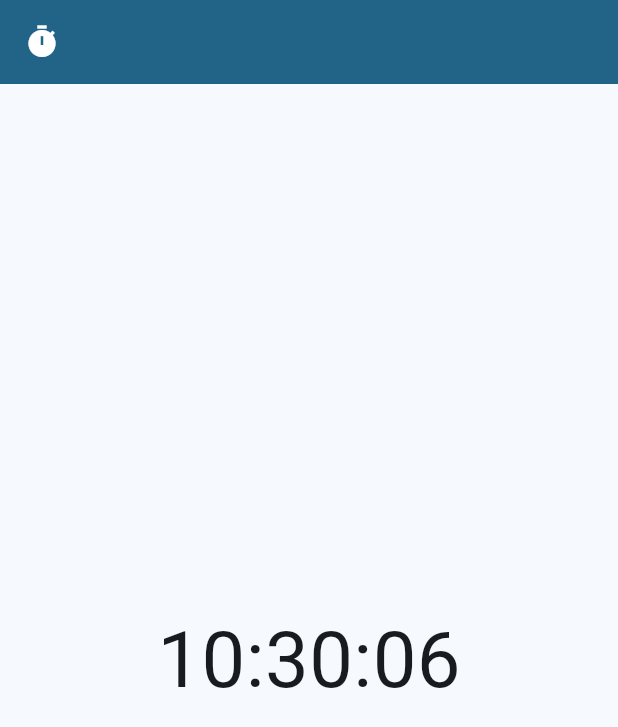
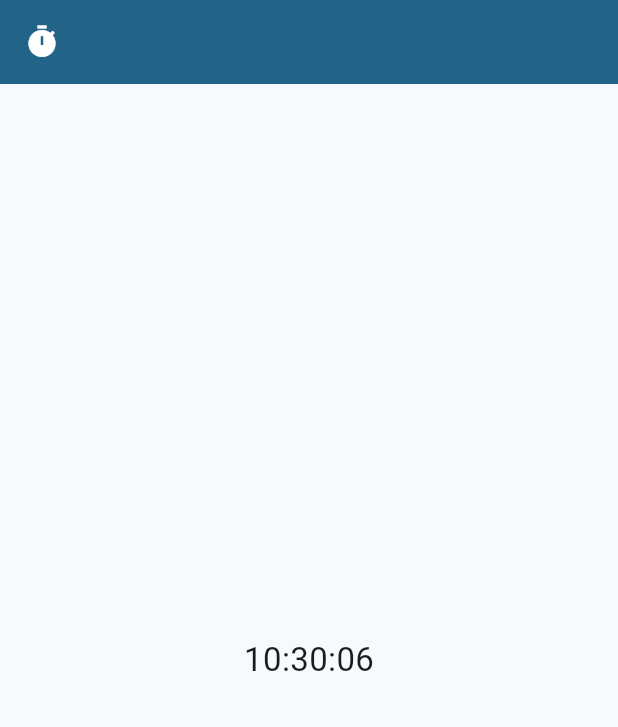
Before and after one commit to NotoSgnikusnsi/flutter-clock, a Flutter app: the screen it shows after launch, on a phone screen of 412 x 824 dp. Shown: the top 727 px of the screen. Run offline on Flutter 3.47's test engine with Material 3 defaults, Android fonts, the phone set to English and light mode, and no system bars.

Commit message:
ref: Update current time display format

```diff
--- a/lib/main.dart
+++ b/lib/main.dart
@@ -1,8 +1,7 @@
-// ignore_for_file: prefer_const_constructors
-
 import 'dart:async';
 
 import 'package:flutter/material.dart';
+import 'package:intl/intl.dart';
 
 void main() {
   runApp(const MainApp());
@@ -17,9 +16,10 @@ class MainApp extends StatelessWidget {
       title: "Timer",
       debugShowCheckedModeBanner: false,
       theme: ThemeData(
-          colorScheme: ColorScheme.fromSeed(
-              seedColor: Color.fromARGB(255, 23, 133, 184))),
-      home: HomePage(),
+        colorScheme: ColorScheme.fromSeed(
+            seedColor: const Color.fromARGB(255, 23, 133, 184)),
+      ),
+      home: const HomePage(),
     );
   }
 }
@@ -32,24 +32,26 @@ class HomePage extends StatefulWidget {
 }
 
 class _HomePageState extends State<HomePage> {
-  String _now = "";
+  String _currentTime = "";
+  Timer? _timer;
 
   @override
   void initState() {
     super.initState();
-    Timer.periodic(Duration(seconds: 1), _updateTime);
+    _timer = Timer.periodic(const Duration(seconds: 1), _updateTime);
+  }
+
+  @override
+  void dispose() {
+    _timer?.cancel();
+    super.dispose();
   }
 
   void _updateTime(Timer timer) {
-    DateTime _newCurrentTime = DateTime.now();
-    String _newCurrentHour = _newCurrentTime.hour.toString();
-    String _newCurrentMinute = _newCurrentTime.minute.toString();
-    String _newCurrentSecond = _newCurrentTime.second.toString();
-    String _newCurrentTimeString =
-        "$_newCurrentHour:$_newCurrentMinute:${_newCurrentSecond.length == 1 ? '0$_newCurrentSecond' : _newCurrentSecond}";
+    String _newCurrentTime = DateFormat("HH:mm:ss").format(DateTime.now());
 
     setState(() {
-      _now = _newCurrentTimeString;
+      _currentTime = _newCurrentTime;
     });
   }
 
@@ -68,14 +70,13 @@ class _HomePageState extends State<HomePage> {
           mainAxisAlignment: MainAxisAlignment.center,
           children: [
             Text(
-              "$_now",
+              "$_currentTime",
               style: TextStyle(
-                fontFamily: Theme.of(context).textTheme.titleLarge?.fontFamily,
-                fontWeight: FontWeight.normal,
-                fontSize:
-                    (Theme.of(context).textTheme.titleLarge?.fontSize ?? 14) +
-                        30.0,
-              ),
+                  fontFamily:
+                      Theme.of(context).textTheme.titleLarge?.fontFamily,
+                  fontWeight: FontWeight.normal,
+                  fontSize:
+                      (Theme.of(context).textTheme.titleLarge?.fontSize ?? 14)),
             ),
           ],
         ),
--- a/pubspec.yaml
+++ b/pubspec.yaml
@@ -9,6 +9,7 @@ environment:
 dependencies:
   flutter:
     sdk: flutter
+  intl: ^0.19.0
 
 dev_dependencies:
   flutter_test:
```
Also changed, not shown: pubspec.lock.
